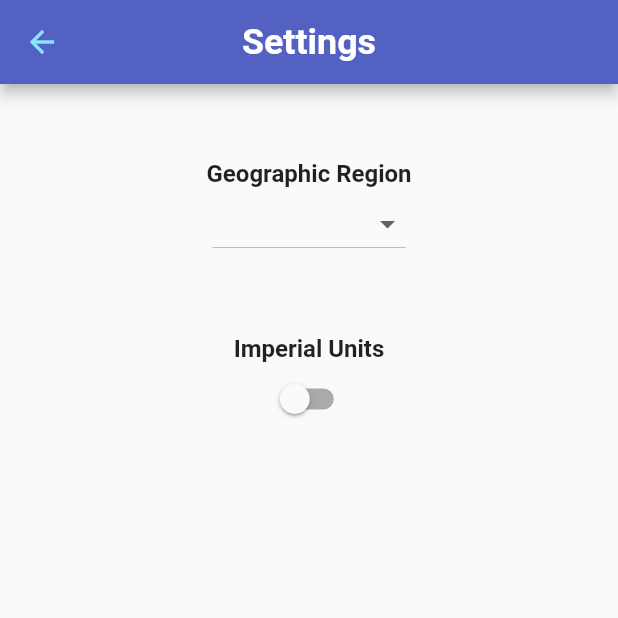
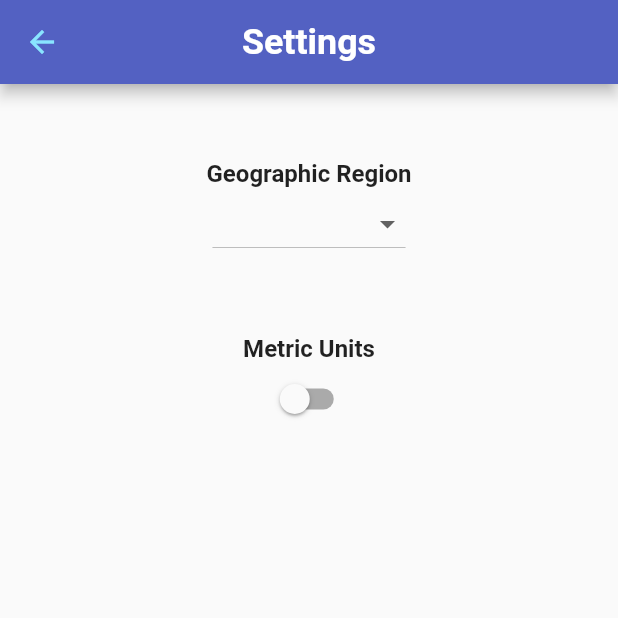
Before and after one commit to jacobjdong/Trash-Specto, a Flutter app: the Settings screen opened directly with empty values, on a phone screen of 412 x 824 dp, the top half of it. Run offline on Flutter 3.47's test engine with Material 2 defaults, Android fonts, the phone set to English and light mode, and no system bars; our stand-ins replace flutter_spinkit, rflutter_alert; missing offline and left inert: arcore_flutter_plugin, nice_button; Roboto replaces fonts that are missing (Georgia, Montserrat).

Commit message:
updated Metric text

```diff
--- a/trashspecto1/lib/settings.dart
+++ b/trashspecto1/lib/settings.dart
@@ -76,7 +76,7 @@ class _SettingsState extends State<Settings> {
                   height: 50,
                 ),
                 Text(
-                  'Imperial Units',
+                  'Metric Units',
                   textAlign: TextAlign.center,
                   style: TextStyle(
                     fontSize: 16,
```
